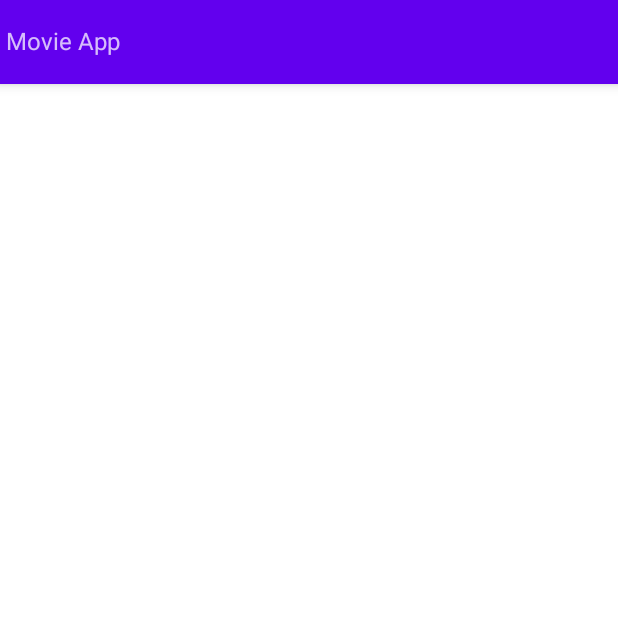
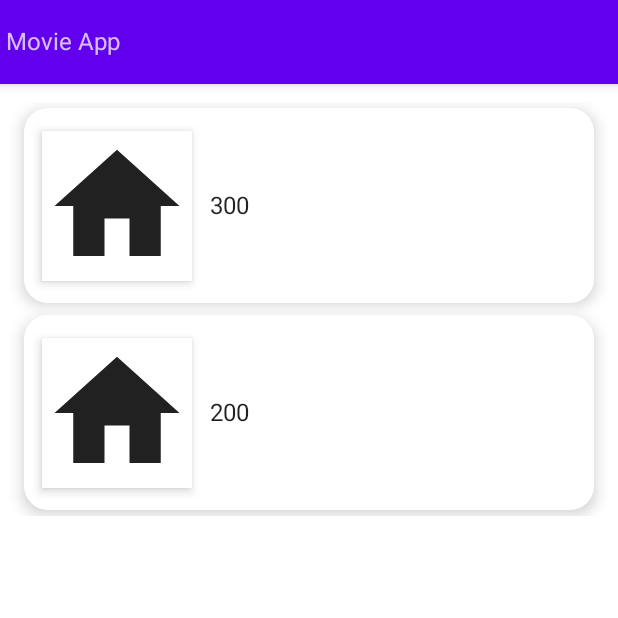
Before and after one commit to geanclv/JetComMovieApp_11, an Android app built with Jetpack Compose: the screen it shows after launch (MainActivity), on a phone screen of 412 x 824 dp, the top half of it. Run offline under Robolectric (Android 15) with nearby library versions, the phone set to English and light mode, and no system bars.

Commit message:
Defining the main screen layout.

```diff
--- a/app/src/main/java/com/geancarloleiva/jetcommovieapp_11/MainActivity.kt
+++ b/app/src/main/java/com/geancarloleiva/jetcommovieapp_11/MainActivity.kt
@@ -3,11 +3,20 @@ package com.geancarloleiva.jetcommovieapp_11
 import android.os.Bundle
 import androidx.activity.ComponentActivity
 import androidx.activity.compose.setContent
-import androidx.compose.foundation.layout.fillMaxSize
+import androidx.compose.foundation.clickable
+import androidx.compose.foundation.layout.*
+import androidx.compose.foundation.lazy.LazyColumn
+import androidx.compose.foundation.lazy.items
+import androidx.compose.foundation.shape.CornerSize
+import androidx.compose.foundation.shape.RoundedCornerShape
 import androidx.compose.material.*
+import androidx.compose.material.icons.Icons
+import androidx.compose.material.icons.filled.AccountBox
+import androidx.compose.material.icons.filled.Home
 import androidx.compose.runtime.Composable
+import androidx.compose.ui.Alignment
 import androidx.compose.ui.Modifier
-import androidx.compose.ui.graphics.Color
+import androidx.compose.ui.graphics.RectangleShape
 import androidx.compose.ui.tooling.preview.Preview
 import androidx.compose.ui.unit.dp
 import com.geancarloleiva.jetcommovieapp_11.ui.theme.JetComMovieApp_11Theme
@@ -16,15 +25,13 @@ class MainActivity : ComponentActivity() {
     override fun onCreate(savedInstanceState: Bundle?) {
         super.onCreate(savedInstanceState)
         setContent {
-            MovieApp {
-                MainContent()
-            }
+            MovieApp()
         }
     }
 }
 
 @Composable
-fun MovieApp(content: @Composable () -> Unit) {
+fun MovieApp() {
     JetComMovieApp_11Theme {
         Scaffold(topBar = {
             TopAppBar(
@@ -34,12 +41,57 @@ fun MovieApp(content: @Composable () -> Unit) {
                 Text(text = "Movie App")
             }
         }) {
-            content
+            MainContent()
         }
     }
 }
 
 @Composable
-fun MainContent() {
+fun MainContent(lstMovie: List<String> = listOf("300", "200")) {
+    Column(modifier = Modifier.padding(12.dp)) {
+        LazyColumn {
+            items(items = lstMovie) {
+                MovieRow(movie = it){ movie ->
 
+                }
+            }
+        }
+    }
 }
+
+@Composable
+fun MovieRow(movie: String, onItemClick: (String) -> Unit) {
+    Card(
+        modifier = Modifier
+            .padding(4.dp)
+            .fillMaxWidth()
+            .height(130.dp)
+            .clickable {
+                onItemClick(movie)
+            },
+        shape = RoundedCornerShape(corner = CornerSize(16.dp)),
+        elevation = 6.dp
+    ) {
+        Row(
+            verticalAlignment = Alignment.CenterVertically,
+            horizontalArrangement = Arrangement.Start
+        ) {
+            Surface(
+                modifier = Modifier
+                    .padding(12.dp)
+                    .size(100.dp),
+                shape = RectangleShape,
+                elevation = 4.dp
+            ) {
+                Icon(imageVector = Icons.Default.Home, contentDescription = movie)
+            }
+            Text(text = movie)
+        }
+    }
+}
+
+@Preview(showBackground = false)
+@Composable
+fun preview() {
+    MovieApp ()
+}
```
